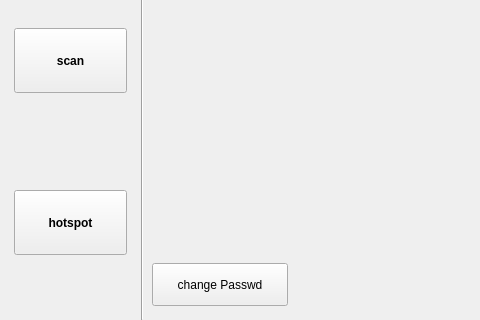
Old version of the form wifi.ui in the repository jizizihe/baijie_demo; both pictures show x 0 to 480 and y 99 to 419 of the 637 by 419 pixel window.
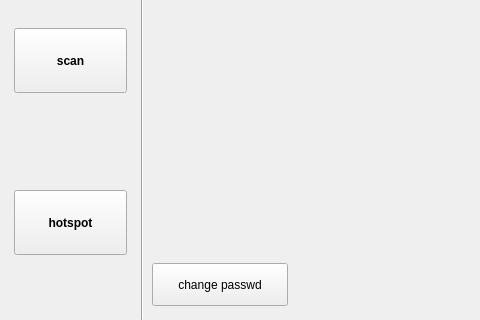
New version of the form. The open tabs and pages were chosen to show the change. Icons and pictures are not drawn. Custom widgets are drawn as their Qt base class.

Diff of the .ui file:
```diff
--- a/wifi.ui
+++ b/wifi.ui
@@ -1922,7 +1922,7 @@
                 <string notr="true"/>
                </property>
                <property name="text">
-                <string>change Passwd</string>
+                <string>change passwd</string>
                </property>
               </widget>
              </item>
```
Left out of the diff: 4 changed lines with no effect on the pictures.
